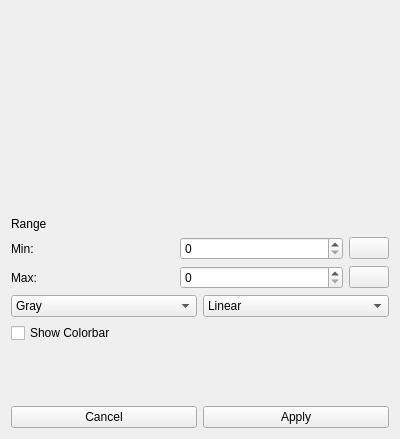
VisIVOLab/ViaLacteaVisualAnalytics, file Code/ui/lutcustomize.ui: the form before one commit.
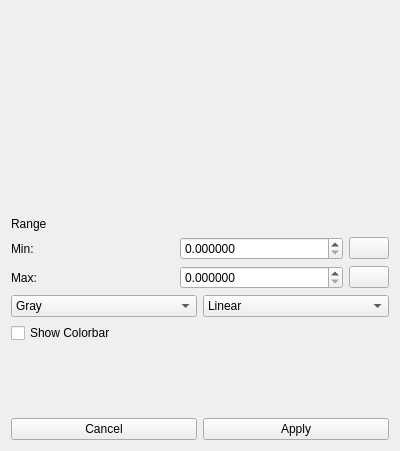
The form after the commit. Icons and pictures are not drawn. Custom widgets are drawn as their Qt base class.

Commit message: LUT spinbox to doublespinbox

Patch:
```diff
--- a/Code/ui/lutcustomize.ui
+++ b/Code/ui/lutcustomize.ui
@@ -7,7 +7,7 @@
     <x>0</x>
     <y>0</y>
     <width>400</width>
-    <height>439</height>
+    <height>451</height>
    </rect>
   </property>
   <property name="windowTitle">
@@ -47,7 +47,11 @@
       </widget>
      </item>
      <item>
-      <widget class="QSpinBox" name="fromSpinBox"/>
+      <widget class="QDoubleSpinBox" name="fromSpinBox">
+       <property name="decimals">
+        <number>6</number>
+       </property>
+      </widget>
      </item>
      <item>
       <widget class="QPushButton" name="resetMinPushButton">
@@ -82,7 +86,11 @@
       </widget>
      </item>
      <item>
-      <widget class="QSpinBox" name="toSpinBox"/>
+      <widget class="QDoubleSpinBox" name="toSpinBox">
+       <property name="decimals">
+        <number>6</number>
+       </property>
+      </widget>
      </item>
      <item>
       <widget class="QPushButton" name="resetMaxPushButton">
```
